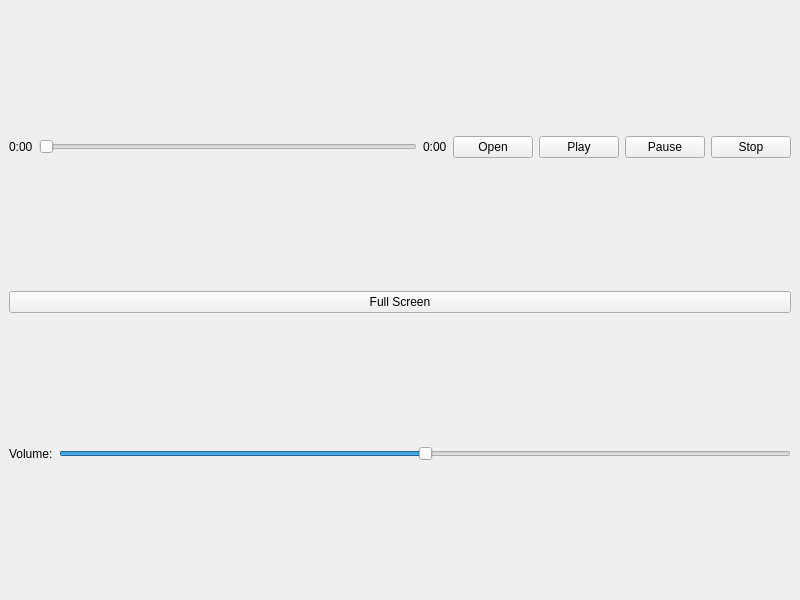
First picture: the form in mainwindow.ui, repository vegam05/kaplayer, before the edit.
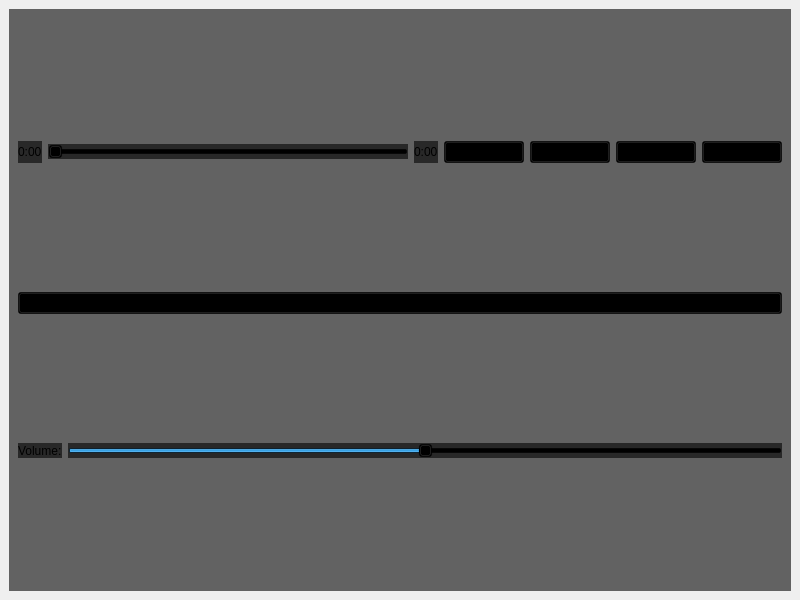
Second picture: the form after the edit.

Commit message: fixed full screen to an extent and broke ui components

The edit to the form file:
```diff
--- a/mainwindow.ui
+++ b/mainwindow.ui
@@ -19,8 +19,11 @@
      <layout class="QVBoxLayout" name="videoLayout"/>
     </item>
     <item>
-     <layout class="QHBoxLayout" name="progressLayout"/>
-    </item>
+     <widget class="QWidget" name="controlsOverlay">
+      <property name="styleSheet">
+       <string>background: rgba(0, 0, 0, 150);</string>
+      </property>
+      <layout class="QVBoxLayout" name="verticalLayout_2">
     <item>
      <layout class="QHBoxLayout" name="controlLayout">
       <item>
@@ -107,6 +110,9 @@
        </widget>
       </item>
      </layout>
+       </item>
+      </layout>
+     </widget>
     </item>
    </layout>
   </widget>
```
Lines whose indentation alone changed are shown as unchanged. The commit also changes 2 other files.
